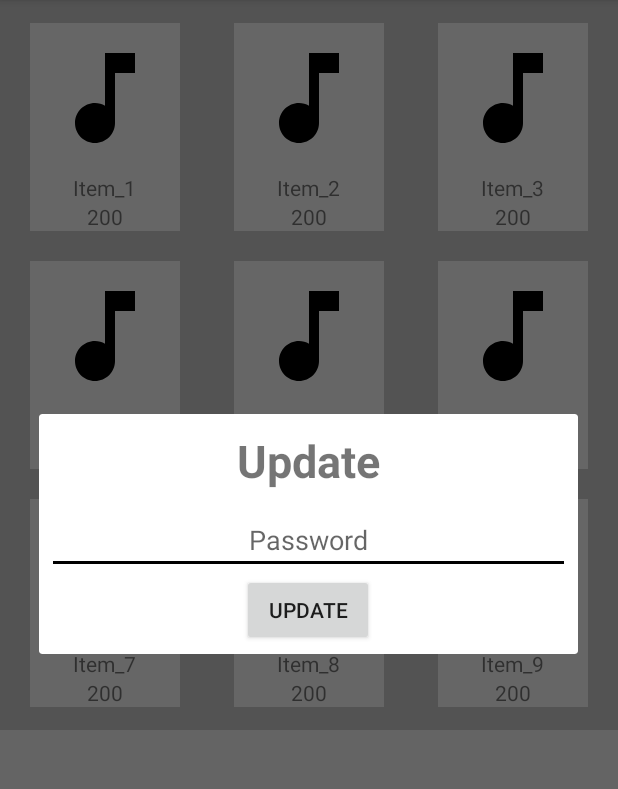
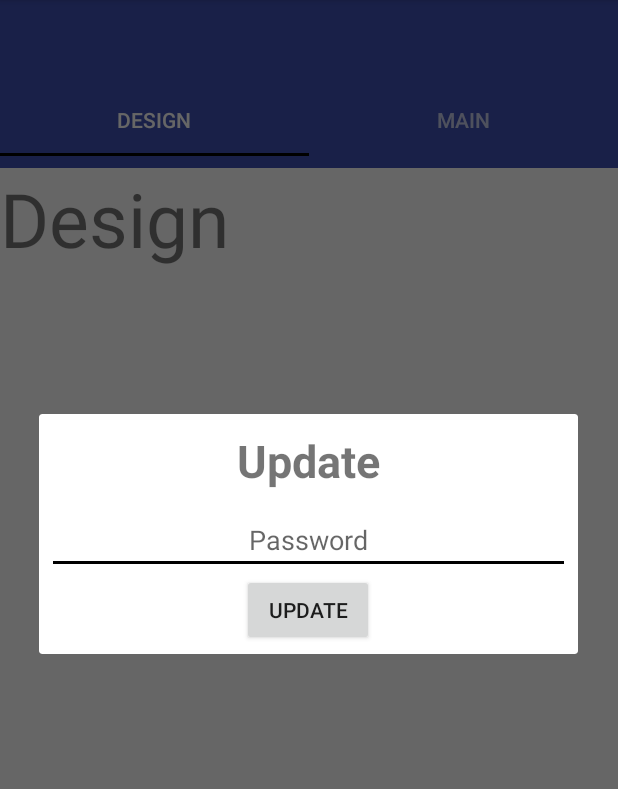
Before and after one commit to AI2M/SmartSmallShowroom_AndroidApp, an Android app: the MainActivity screen opened directly, with no data from a screen before it, in the options menu, after a tap on "Update", on a phone screen of 412 x 824 dp, the part 84-873 px from its top. Run offline under Robolectric (Android 15) with nearby library versions, the light colour scheme and no system bars; our stand-ins replace Volley.

Commit message:
add fragment

```diff
--- a/app/build.gradle
+++ b/app/build.gradle
@@ -20,12 +20,14 @@ android {
 }
 
 dependencies {
-    compile fileTree(dir: 'libs', include: ['*.jar'])
+    compile fileTree(include: ['*.jar'], dir: 'libs')
     androidTestCompile('com.android.support.test.espresso:espresso-core:2.2.2', {
         exclude group: 'com.android.support', module: 'support-annotations'
     })
     compile 'com.android.support:appcompat-v7:26.+'
     compile 'com.android.support.constraint:constraint-layout:1.0.2'
     compile 'com.android.volley:volley:1.0.0'
+    compile 'com.android.support:design:26.0.0-alpha1'
+    compile 'com.android.support:support-v4:26.+'
     testCompile 'junit:junit:4.12'
 }
--- /dev/null
+++ b/app/src/main/java/com/example/tongchaitonsau/smartsmallshowroom/Design.java
@@ -0,0 +1,108 @@
+package com.example.tongchaitonsau.smartsmallshowroom;
+
+import android.content.Context;
+import android.net.Uri;
+import android.os.Bundle;
+import android.support.v4.app.Fragment;
+import android.view.LayoutInflater;
+import android.view.View;
+import android.view.ViewGroup;
+
+
+/**
+ * A simple {@link Fragment} subclass.
+ * Activities that contain this fragment must implement the
+ * {@link Design.OnFragmentInteractionListener} interface
+ * to handle interaction events.
+ * Use the {@link Design#newInstance} factory method to
+ * create an instance of this fragment.
+ */
+public class Design extends Fragment {
+    // TODO: Rename parameter arguments, choose names that match
+    // the fragment initialization parameters, e.g. ARG_ITEM_NUMBER
+    private static final String ARG_PARAM1 = "param1";
+    private static final String ARG_PARAM2 = "param2";
+
+    // TODO: Rename and change types of parameters
+    private String mParam1;
+    private String mParam2;
+
+    private OnFragmentInteractionListener mListener;
+
+    public Design() {
+        // Required empty public constructor
+    }
+
+    /**
+     * Use this factory method to create a new instance of
+     * this fragment using the provided parameters.
+     *
+     * @param param1 Parameter 1.
+     * @param param2 Parameter 2.
+     * @return A new instance of fragment Design.
+     */
+    // TODO: Rename and change types and number of parameters
+    public static Design newInstance(String param1, String param2) {
+        Design fragment = new Design();
+        Bundle args = new Bundle();
+        args.putString(ARG_PARAM1, param1);
+        args.putString(ARG_PARAM2, param2);
+        fragment.setArguments(args);
+        return fragment;
+    }
+
+    @Override
+    public void onCreate(Bundle savedInstanceState) {
+        super.onCreate(savedInstanceState);
+        if (getArguments() != null) {
+            mParam1 = getArguments().getString(ARG_PARAM1);
+            mParam2 = getArguments().getString(ARG_PARAM2);
+        }
+    }
+
+    @Override
+    public View onCreateView(LayoutInflater inflater, ViewGroup container,
+                             Bundle savedInstanceState) {
+        // Inflate the layout for this fragment
+        return inflater.inflate(R.layout.fragment_design, container, false);
+    }
+
+    // TODO: Rename method, update argument and hook method into UI event
+    public void onButtonPressed(Uri uri) {
+        if (mListener != null) {
+            mListener.onFragmentInteraction(uri);
+        }
+    }
+
+    @Override
+    public void onAttach(Context context) {
+        super.onAttach(context);
+        if (context instanceof OnFragmentInteractionListener) {
+            mListener = (OnFragmentInteractionListener) context;
+        } else {
+            throw new RuntimeException(context.toString()
+                    + " must implement OnFragmentInteractionListener");
+        }
+    }
+
+    @Override
+    public void onDetach() {
+        super.onDetach();
+        mListener = null;
+    }
+
+    /**
+     * This interface must be implemented by activities that contain this
+     * fragment to allow an interaction in this fragment to be communicated
+     * to the activity and potentially other fragments contained in that
+     * activity.
+     * <p>
+     * See the Android Training lesson <a href=
+     * "http://developer.android.com/training/basics/fragments/communicating.html"
+     * >Communicating with Other Fragments</a> for more information.
+     */
+    public interface OnFragmentInteractionListener {
+        // TODO: Update argument type and name
+        void onFragmentInteraction(Uri uri);
+    }
+}
--- a/app/src/main/java/com/example/tongchaitonsau/smartsmallshowroom/GridViewAdapter.java
+++ b/app/src/main/java/com/example/tongchaitonsau/smartsmallshowroom/GridViewAdapter.java
@@ -21,6 +21,7 @@ public class GridViewAdapter extends ArrayAdapter<Product> {
         super(context, resource, objects);
     }
 
+
     @NonNull
     @Override
     public View getView(int position, View convertView, ViewGroup parent) {
--- /dev/null
+++ b/app/src/main/java/com/example/tongchaitonsau/smartsmallshowroom/Main.java
@@ -0,0 +1,166 @@
+package com.example.tongchaitonsau.smartsmallshowroom;
+
+import android.content.Context;
+import android.content.Intent;
+import android.net.Uri;
+import android.os.Bundle;
+import android.support.v4.app.Fragment;
+import android.support.v7.app.AppCompatActivity;
+import android.view.LayoutInflater;
+import android.view.View;
+import android.view.ViewGroup;
+import android.view.ViewStub;
+import android.widget.AdapterView;
+import android.widget.GridView;
+import android.widget.Toast;
+
+import java.util.ArrayList;
+import java.util.List;
+
+
+/**
+ * A simple {@link Fragment} subclass.
+ * Activities that contain this fragment must implement the
+ * {@link Main.OnFragmentInteractionListener} interface
+ * to handle interaction events.
+ * Use the {@link Main#newInstance} factory method to
+ * create an instance of this fragment.
+ */
+public class Main extends Fragment{
+    private GridView gridView;
+    private GridViewAdapter gridViewAdapter;
+    private ViewStub stubGrid;
+    private List<Product> productList;
+    // TODO: Rename parameter arguments, choose names that match
+    // the fragment initialization parameters, e.g. ARG_ITEM_NUMBER
+    private static final String ARG_PARAM1 = "param1";
+    private static final String ARG_PARAM2 = "param2";
+
+    // TODO: Rename and change types of parameters
+    private String mParam1;
+    private String mParam2;
+
+    private OnFragmentInteractionListener mListener;
+
+    public Main() {
+
+        // Required empty public constructor
+    }
+
+    /**
+     * Use this factory method to create a new instance of
+     * this fragment using the provided parameters.
+     *
+     * @param param1 Parameter 1.
+     * @param param2 Parameter 2.
+     * @return A new instance of fragment Main.
+     */
+    // TODO: Rename and change types and number of parameters
+    public static Main newInstance(String param1, String param2) {
+        Main fragment = new Main();
+        Bundle args = new Bundle();
+        args.putString(ARG_PARAM1, param1);
+        args.putString(ARG_PARAM2, param2);
+        fragment.setArguments(args);
+        return fragment;
+    }
+
+    @Override
+    public void onCreate(Bundle savedInstanceState) {
+        super.onCreate(savedInstanceState);
+        if (getArguments() != null) {
+            mParam1 = getArguments().getString(ARG_PARAM1);
+            mParam2 = getArguments().getString(ARG_PARAM2);
+        }
+
+
+
+    }
+
+    @Override
+    public View onCreateView(LayoutInflater inflater, ViewGroup container,
+                             Bundle savedInstanceState) {
+        // Inflate the layout for this fragment
+        View view = inflater.inflate(R.layout.fragment_main,container,false);
+
+        stubGrid = (ViewStub) view.findViewById (R.id.stub_grid);
+        stubGrid.inflate();
+        gridView = (GridView) view.findViewById(R.id.my_grid);
+
+        gridView.setOnItemClickListener(onitemclick);
+        stubGrid.setVisibility(View.VISIBLE);
+
+
+        getProductList();
+        gridViewAdapter = new GridViewAdapter(getActivity(), R.layout.grid_item, productList);
+
+        gridView.setAdapter(gridViewAdapter);
+        return view;
+    }
+    public List<Product> getProductList(){
+        productList = new ArrayList<>();
+
+        productList.add(new Product(R.drawable.ic_music_note_black_24dp,"Item_1","","200"));
+        productList.add(new Product(R.drawable.ic_music_note_black_24dp,"Item_2","","200"));
+        productList.add(new Product(R.drawable.ic_music_note_black_24dp,"Item_3","","200"));
+        productList.add(new Product(R.drawable.ic_music_note_black_24dp,"Item_4","","200"));
+        productList.add(new Product(R.drawable.ic_music_note_black_24dp,"Item_5","","200"));
+        productList.add(new Product(R.drawable.ic_music_note_black_24dp,"Item_6","","200"));
+        productList.add(new Product(R.drawable.ic_music_note_black_24dp,"Item_7","","200"));
+        productList.add(new Product(R.drawable.ic_music_note_black_24dp,"Item_8","","200"));
+        productList.add(new Product(R.drawable.ic_music_note_black_24dp,"Item_9","","200"));
+
+        return productList;
+    }
+
+    AdapterView.OnItemClickListener onitemclick = new AdapterView.OnItemClickListener() {
+        @Override
+        public void onItemClick(AdapterView<?> adapterView, View view, int i, long l) {
+
+            Intent goPurchase = new Intent(getActivity(),PurchaseActivity.class);
+            goPurchase.putExtra("PASS_NAME",productList.get(i).getName());
+            startActivity(goPurchase);
+
+
+        }
+    };
+
+    // TODO: Rename method, update argument and hook method into UI event
+    public void onButtonPressed(Uri uri) {
+        if (mListener != null) {
+            mListener.onFragmentInteraction(uri);
+        }
+    }
+
+    @Override
+    public void onAttach(Context context) {
+        super.onAttach(context);
+        if (context instanceof OnFragmentInteractionListener) {
+            mListener = (OnFragmentInteractionListener) context;
+        } else {
+            throw new RuntimeException(context.toString()
+                    + " must implement OnFragmentInteractionListener");
+        }
+    }
+
+    @Override
+    public void onDetach() {
+        super.onDetach();
+        mListener = null;
+    }
+
+    /**
+     * This interface must be implemented by activities that contain this
+     * fragment to allow an interaction in this fragment to be communicated
+     * to the activity and potentially other fragments contained in that
+     * activity.
+     * <p>
+     * See the Android Training lesson <a href=
+     * "http://developer.android.com/training/basics/fragments/communicating.html"
+     * >Communicating with Other Fragments</a> for more information.
+     */
+    public interface OnFragmentInteractionListener {
+        // TODO: Update argument type and name
+        void onFragmentInteraction(Uri uri);
+    }
+}
--- a/app/src/main/java/com/example/tongchaitonsau/smartsmallshowroom/MainActivity.java
+++ b/app/src/main/java/com/example/tongchaitonsau/smartsmallshowroom/MainActivity.java
@@ -2,7 +2,10 @@ package com.example.tongchaitonsau.smartsmallshowroom;
 
 import android.app.ProgressDialog;
 import android.content.Intent;
+import android.net.Uri;
 import android.nfc.Tag;
+import android.support.design.widget.TabLayout;
+import android.support.v4.view.ViewPager;
 import android.support.v7.app.AlertDialog;
 import android.support.v7.app.AppCompatActivity;
 import android.os.Bundle;
@@ -40,7 +43,7 @@ import java.util.Map;
 import prefs.UserInfo;
 import prefs.UserSession;
 
-public class MainActivity extends AppCompatActivity {
+public class MainActivity extends AppCompatActivity implements Main.OnFragmentInteractionListener, Design.OnFragmentInteractionListener {
     private GridView gridView;
     private GridViewAdapter gridViewAdapter;
     private ViewStub stubGrid;
@@ -54,20 +57,55 @@ public class MainActivity extends AppCompatActivity {
     protected void onCreate(Bundle savedInstanceState) {
         super.onCreate(savedInstanceState);
         setContentView(R.layout.activity_main);
+
         userInfo        = new UserInfo(this);
         userSession     = new UserSession(this);
-        stubGrid = (ViewStub) findViewById(R.id.stub_grid);
-        stubGrid.inflate();
-        gridView = (GridView) findViewById(R.id.my_grid);
 
-        gridView.setOnItemClickListener(onitemclick);
-        stubGrid.setVisibility(View.VISIBLE);
+//        stubGrid = (ViewStub) findViewById(R.id.stub_grid);
+//        stubGrid.inflate();
+//        gridView = (GridView) findViewById(R.id.my_grid);
+//
+//        gridView.setOnItemClickListener(onitemclick);
+//        stubGrid.setVisibility(View.VISIBLE);
+//
+//
+//        getProductList();
+//        gridViewAdapter = new GridViewAdapter(this, R.layout.grid_item, productList);
+//        gridView.setAdapter(gridViewAdapter);
+
+        TabLayout tabLayout = (TabLayout)findViewById(R.id.tablayout);
+        tabLayout.addTab(tabLayout.newTab().setText("Design"));
+        tabLayout.addTab(tabLayout.newTab().setText("Main"));
+        tabLayout.setTabGravity(TabLayout.GRAVITY_FILL);
+
+        final ViewPager viewPager = (ViewPager)findViewById(R.id.pager);
+        final PagerAdapter adapter = new PagerAdapter(getSupportFragmentManager(),tabLayout.getTabCount());
+        viewPager.setAdapter(adapter);
+        viewPager.setOnPageChangeListener(new TabLayout.TabLayoutOnPageChangeListener(tabLayout));
+        tabLayout.setOnTabSelectedListener(new TabLayout.OnTabSelectedListener() {
+            @Override
+            public void onTabSelected(TabLayout.Tab tab) {
+                viewPager.setCurrentItem(tab.getPosition());
+            }
+
+            @Override
+            public void onTabUnselected(TabLayout.Tab tab) {
+
+            }
+
+            @Override
+            public void onTabReselected(TabLayout.Tab tab) {
+
+            }
+        });
 
 
-        getProductList();
-        gridViewAdapter = new GridViewAdapter(this, R.layout.grid_item, productList);
-        gridView.setAdapter(gridViewAdapter);
 
+
+    }
+
+    @Override
+    public void onFragmentInteraction (Uri uri){
 
     }
 
--- /dev/null
+++ b/app/src/main/java/com/example/tongchaitonsau/smartsmallshowroom/PagerAdapter.java
@@ -0,0 +1,39 @@
+package com.example.tongchaitonsau.smartsmallshowroom;
+
+import android.support.v4.app.Fragment;
+import android.support.v4.app.FragmentManager;
+import android.support.v4.app.FragmentStatePagerAdapter;
+
+/**
+ * Created by tongchaitonsau on 30/10/2017 AD.
+ */
+
+public class PagerAdapter extends FragmentStatePagerAdapter{
+    int mNoOfTabs;
+
+    public PagerAdapter(FragmentManager fm , int NumberOfTabs){
+        super(fm);
+        this.mNoOfTabs = NumberOfTabs;
+    }
+
+    @Override
+    public  Fragment getItem(int position){
+        switch (position)
+        {
+            case 0:
+                Design design = new Design();
+                return  design;
+            case 1:
+                Main main = new Main();
+                return main;
+            default:
+                return null;
+        }
+    }
+
+    @Override
+    public int getCount(){
+        return mNoOfTabs;
+    }
+
+}
--- a/app/src/main/java/com/example/tongchaitonsau/smartsmallshowroom/Utils.java
+++ b/app/src/main/java/com/example/tongchaitonsau/smartsmallshowroom/Utils.java
@@ -5,7 +5,7 @@ package com.example.tongchaitonsau.smartsmallshowroom;
  */
 
 public class Utils {
-    public static final String BASE_IP          = "http://192.168.0.104/";
+    public static final String BASE_IP          = "http://10.20.23.125/";
     public static final String LOGIN_URL        = BASE_IP + "php/login.php";
     public static final String REGISTER_URL     = BASE_IP + "php/register.php";
     public static final String GETDATA_URL     = BASE_IP + "php/getdata.php";
--- a/app/src/main/res/layout/activity_main.xml
+++ b/app/src/main/res/layout/activity_main.xml
@@ -1,20 +1,49 @@
 <?xml version="1.0" encoding="utf-8"?>
-<android.support.constraint.ConstraintLayout xmlns:android="http://schemas.android.com/apk/res/android"
+<LinearLayout
+    xmlns:android="http://schemas.android.com/apk/res/android"
     xmlns:app="http://schemas.android.com/apk/res-auto"
     xmlns:tools="http://schemas.android.com/tools"
     android:layout_width="match_parent"
     android:layout_height="match_parent"
     tools:context="com.example.tongchaitonsau.smartsmallshowroom.MainActivity"
-    android:id="@+id/main_i">
-
-
-    <ViewStub
-        android:id="@+id/stub_grid"
+    android:id="@+id/main_i"
+    android:background="#FFFF"
+    android:orientation="vertical">
+    <android.support.v7.widget.Toolbar
         android:layout_width="match_parent"
         android:layout_height="wrap_content"
-        android:layout_marginTop="10dp"
-        android:inflatedId="@+id/showlayout"
-        android:layout="@layout/my_gridview"/>
+        android:id="@+id/toolbar"
+        android:background="@color/colorPrimary"
+        android:minHeight="?attr/actionBarSize"
+        android:theme="@style/ThemeOverlay.AppCompat.Dark.ActionBar"
+        app:popupTheme="@style/ThemeOverlay.AppCompat.Light">
+
+    </android.support.v7.widget.Toolbar>
+
+    <android.support.design.widget.TabLayout
+        android:layout_width="match_parent"
+        android:layout_height="wrap_content"
+        android:id="@+id/tablayout"
+        android:background="@color/colorPrimary"
+        android:minHeight="?attr/actionBarSize"
+        android:theme= "@style/ThemeOverlay.AppCompat.Dark.ActionBar">
+
+    </android.support.design.widget.TabLayout>
+
+    <android.support.v4.view.ViewPager
+        android:layout_width="match_parent"
+        android:layout_height="fill_parent"
+        android:id="@+id/pager">
+
+        <!--<ViewStub-->
+            <!--android:id="@+id/stub_grid"-->
+            <!--android:layout_width="match_parent"-->
+            <!--android:layout_height="match_parent"-->
+            <!--android:inflatedId="@+id/showlayout"-->
+            <!--android:layout="@layout/my_gridview"-->
+            <!--android:foregroundGravity="center"/>-->
+
+    </android.support.v4.view.ViewPager>
 
 
 
@@ -22,4 +51,8 @@
 
 
 
-</android.support.constraint.ConstraintLayout>
+
+
+
+
+</LinearLayout>
--- /dev/null
+++ b/app/src/main/res/layout/fragment_design.xml
@@ -0,0 +1,16 @@
+<LinearLayout xmlns:android="http://schemas.android.com/apk/res/android"
+    xmlns:tools="http://schemas.android.com/tools"
+    android:layout_width="match_parent"
+    android:layout_height="match_parent"
+    xmlns:app="http://schemas.android.com/apk/res-auto"
+    tools:context="com.example.tongchaitonsau.smartsmallshowroom.Design">
+
+    <!-- TODO: Update blank fragment layout -->
+    <TextView
+        android:layout_width="match_parent"
+        android:layout_height="match_parent"
+        android:text="Design"
+        android:textSize="50dp"/>
+
+
+</LinearLayout>
--- a/app/src/main/res/layout/grid_item.xml
+++ b/app/src/main/res/layout/grid_item.xml
@@ -3,8 +3,8 @@
     android:orientation="vertical"
     android:layout_width="match_parent"
     android:layout_height="match_parent"
-    android:paddingLeft="10dp"
-    android:paddingRight="10dp"
+    android:paddingLeft="100px"
+    android:paddingRight="100px"
     android:background="#FFFF">
 
     <ImageView
--- a/app/src/main/res/layout/my_gridview.xml
+++ b/app/src/main/res/layout/my_gridview.xml
@@ -1,22 +1,23 @@
 <?xml version="1.0" encoding="utf-8"?>
 <FrameLayout xmlns:android="http://schemas.android.com/apk/res/android"
-    android:layout_width="match_parent" android:layout_height="match_parent"
-    android:background="#d1d1d1">
+    android:layout_width="match_parent"
+    android:layout_height="match_parent"
+    android:background="#FFFF">
 
     <GridView
         android:layout_width="match_parent"
         android:layout_height="match_parent"
         android:id="@+id/my_grid"
-        android:paddingTop="15dp"
-        android:paddingBottom="15dp"
-        android:columnWidth="100dp"
+        android:paddingTop="350px"
+        android:paddingBottom="50px"
+        android:columnWidth="300px"
         android:gravity="center|bottom"
-        android:horizontalSpacing="10dp"
-        android:layout_marginLeft="20dp"
-        android:layout_marginRight="20dp"
+        android:horizontalSpacing="100px"
+        android:layout_marginLeft="100px"
+        android:layout_marginRight="100px"
         android:numColumns="3"
         android:stretchMode="spacingWidth"
-        android:verticalSpacing="20dp"
+        android:verticalSpacing="20px"
         android:visibility="visible"
         />
 
--- a/app/src/main/res/values/strings.xml
+++ b/app/src/main/res/values/strings.xml
@@ -1,3 +1,6 @@
 <resources>
     <string name="app_name">"SmartSmallShowroom "</string>
+
+    <!-- TODO: Remove or change this placeholder text -->
+    <string name="hello_blank_fragment">Hello blank fragment</string>
 </resources>
```
Also changed, not shown: app/src/main/res/layout/fragment_main.xml (added, +20 -0 lines).
